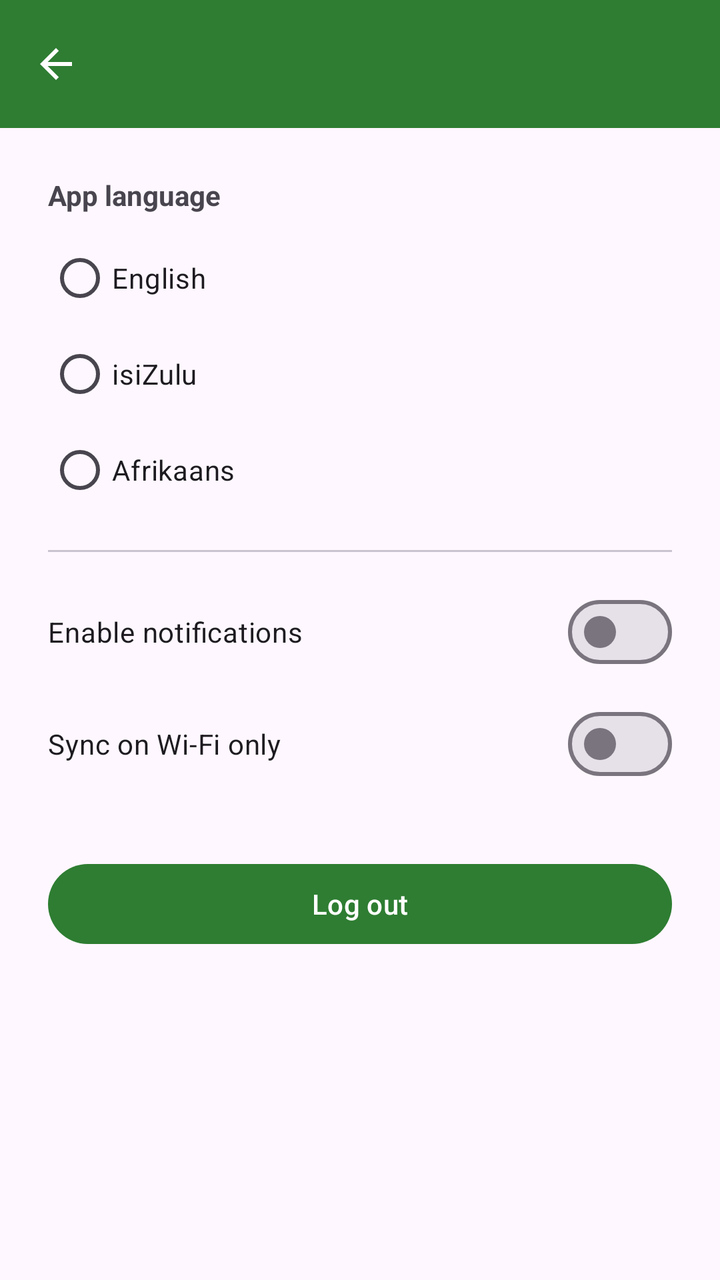
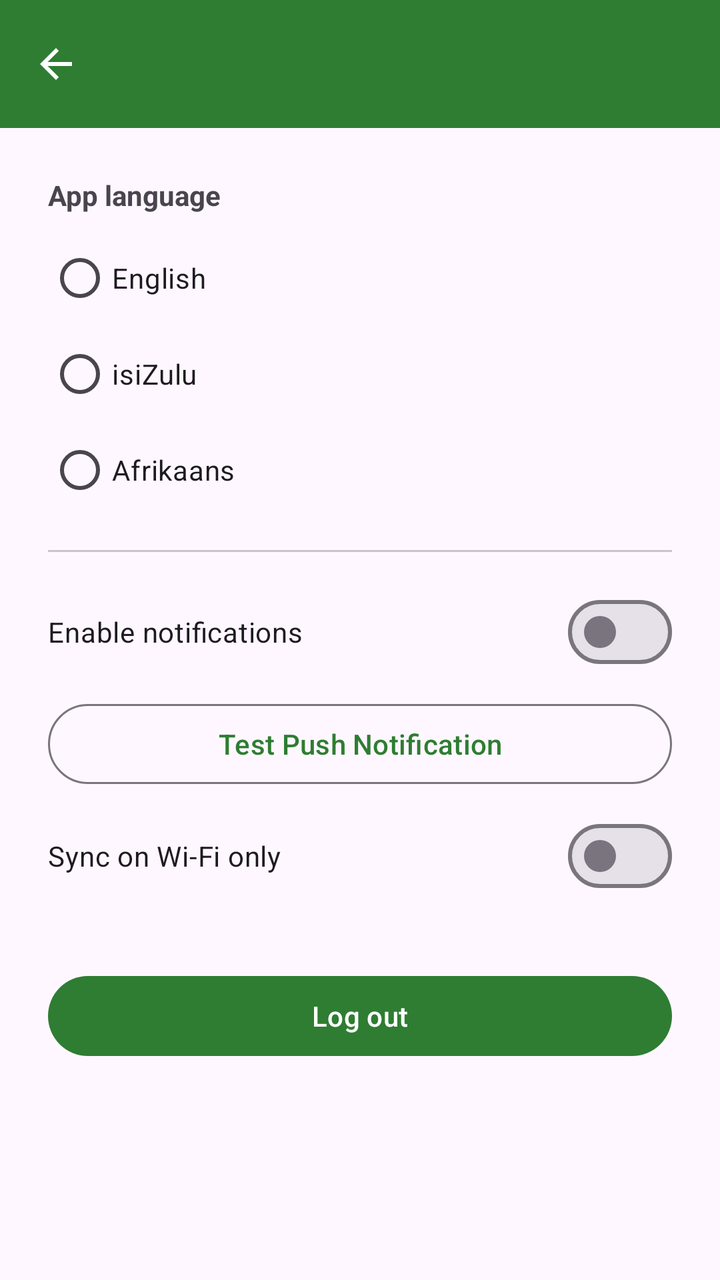

The first picture is an Android layout as it rendered before a commit; the second is the same layout after the commit. The layout source and the unified diff follow.
<!-- AndroidManifest.xml: application theme Theme.SkillSwap -->
<!-- res/layout/activity_settings.xml -->
<?xml version="1.0" encoding="utf-8"?>
<LinearLayout xmlns:android="http://schemas.android.com/apk/res/android"
    xmlns:app="http://schemas.android.com/apk/res-auto"
    android:layout_width="match_parent"
    android:layout_height="match_parent"
    android:orientation="vertical">

    <com.google.android.material.appbar.MaterialToolbar
        android:id="@+id/toolbar"
        android:layout_width="match_parent"
        android:layout_height="?attr/actionBarSize"
        android:background="?attr/colorPrimary"
        android:title="@string/settings"
        app:titleTextColor="@android:color/white"
        app:navigationIcon="@drawable/ic_back" />

    <LinearLayout
        android:layout_width="match_parent"
        android:layout_height="wrap_content"
        android:orientation="vertical"
        android:padding="24dp">

        <TextView
            android:layout_width="wrap_content"
            android:layout_height="wrap_content"
            android:text="@string/language"
            android:textStyle="bold"
            android:layout_marginBottom="8dp" />

        <RadioGroup
            android:id="@+id/rgLanguage"
            android:layout_width="match_parent"
            android:layout_height="wrap_content">

            <RadioButton
                android:id="@+id/rbEnglish"
                android:layout_width="match_parent"
                android:layout_height="wrap_content"
                android:text="@string/language_english"
                android:tag="en" />

            <RadioButton
                android:id="@+id/rbZulu"
                android:layout_width="match_parent"
                android:layout_height="wrap_content"
                android:text="@string/language_zulu"
                android:tag="zu" />

            <RadioButton
                android:id="@+id/rbAfrikaans"
                android:layout_width="match_parent"
                android:layout_height="wrap_content"
                android:text="@string/language_afrikaans"
                android:tag="af" />
        </RadioGroup>

        <com.google.android.material.divider.MaterialDivider
            android:layout_width="match_parent"
            android:layout_height="wrap_content"
            android:layout_marginVertical="16dp" />

        <com.google.android.material.materialswitch.MaterialSwitch
            android:id="@+id/switchNotifications"
            android:layout_width="match_parent"
            android:layout_height="wrap_content"
            android:text="@string/enable_notifications" />

        <com.google.android.material.materialswitch.MaterialSwitch
            android:id="@+id/switchSyncWifiOnly"
            android:layout_width="match_parent"
            android:layout_height="wrap_content"
            android:layout_marginTop="8dp"
            android:text="@string/sync_wifi_only" />

        <TextView
            android:id="@+id/tvStatus"
            android:layout_width="match_parent"
            android:layout_height="wrap_content"
            android:layout_marginTop="16dp"
            android:textColor="#388E3C"
            android:visibility="gone" />

        <Button
            android:id="@+id/btnLogout"
            android:layout_width="match_parent"
            android:layout_height="wrap_content"
            android:layout_marginTop="32dp"
            android:text="@string/logout" />

    </LinearLayout>
</LinearLayout>
<!-- resources referenced by this layout -->
<resources>
  <!-- drawable ic_back (drawable) -->
  <vector xmlns:android="http://schemas.android.com/apk/res/android"
      android:width="24dp"
      android:height="24dp"
      android:viewportWidth="24"
      android:viewportHeight="24"
      android:tint="#FFFFFF">
      <path
          android:fillColor="#FF000000"
          android:pathData="M20,11H7.83l5.59,-5.59L12,4l-8,8 8,8 1.41,-1.41L7.83,13H20v-2z" />
  </vector>
  <string name="enable_notifications">Enable notifications</string>
  <string name="language">App language</string>
  <string name="language_afrikaans">Afrikaans</string>
  <string name="language_english">English</string>
  <string name="language_zulu">isiZulu</string>
  <string name="logout">Log out</string>
  <string name="settings">Settings</string>
  <string name="sync_wifi_only">Sync on Wi-Fi only</string>
  <style name="Theme.SkillSwap" parent="Theme.Material3.DayNight.NoActionBar">
          <item name="colorPrimary">@color/skillswap_primary</item>
          <item name="colorPrimaryDark">@color/skillswap_primary_dark</item>
          <item name="colorAccent">@color/skillswap_accent</item>
          <item name="android:statusBarColor" tools:targetApi="l">@color/skillswap_primary_dark</item>
      </style>
  <color name="skillswap_primary">#2E7D32</color>
  <color name="skillswap_primary_dark">#1B5E20</color>
  <color name="skillswap_accent">#FFC107</color>
</resources>

<!-- the commit's change to res/layout/activity_settings.xml (unified diff, before → after) -->
@@ -65,6 +65,14 @@
             android:layout_height="wrap_content"
             android:text="@string/enable_notifications" />
 
+        <Button
+            android:id="@+id/btnTestNotification"
+            style="@style/Widget.Material3.Button.OutlinedButton"
+            android:layout_width="match_parent"
+            android:layout_height="wrap_content"
+            android:layout_marginTop="8dp"
+            android:text="@string/test_push_notification" />
+
         <com.google.android.material.materialswitch.MaterialSwitch
             android:id="@+id/switchSyncWifiOnly"
             android:layout_width="match_parent"
<!-- resource entries referenced after the edit -->
@@ -19,6 +19,7 @@
   <string name="logout">Log out</string>
   <string name="settings">Settings</string>
   <string name="sync_wifi_only">Sync on Wi-Fi only</string>
+  <string name="test_push_notification">Test Push Notification</string>
   <style name="Theme.SkillSwap" parent="Theme.Material3.DayNight.NoActionBar">
           <item name="colorPrimary">@color/skillswap_primary</item>
           <item name="colorPrimaryDark">@color/skillswap_primary_dark</item>
